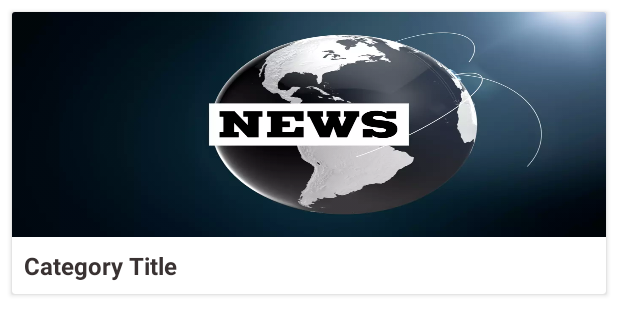
After one commit to itsamankrsingh/LiveTV, an Android app: the layout category_details_view.xml on its own in the app's theme, with its tools: preview values and no code run, on a phone screen of 412 x 824 dp. The commit adds this screen. Shown: the top 335 px of the screen. Run offline under Robolectric (Android 15) with nearby library versions, the phone set to English and light mode, and no system bars; network calls fail.

Commit message:
Category Details Added

```diff
--- a/app/src/main/java/com/itsamankrsingh/livetvapp/MainActivity.java
+++ b/app/src/main/java/com/itsamankrsingh/livetvapp/MainActivity.java
@@ -1,6 +1,7 @@
 package com.itsamankrsingh.livetvapp;
 
 import static com.itsamankrsingh.livetvapp.Constants.ALL_CHANNELS_URL;
+import static com.itsamankrsingh.livetvapp.Constants.CATEGORY_TYPE;
 import static com.itsamankrsingh.livetvapp.Constants.ENTERTAINMENT_CHANNELS_URL;
 import static com.itsamankrsingh.livetvapp.Constants.NEWS_CHANNELS_URL;
 import static com.itsamankrsingh.livetvapp.Constants.SPORTS_CHANNELS_URL;
@@ -178,7 +179,7 @@ public class MainActivity extends AppCompatActivity implements NavigationView.On
         sportsChannelList = findViewById(R.id.sports_channel_list);
         sportsChannels = new ArrayList<>();
         sportsChannelList.setLayoutManager(new LinearLayoutManager(this, LinearLayoutManager.HORIZONTAL, false));
-        sportsChannelAdapter = new ChannelAdapter(sportsChannels, "category");
+        sportsChannelAdapter = new ChannelAdapter(sportsChannels, CATEGORY_TYPE);
         sportsChannelList.setAdapter(sportsChannelAdapter);
 
 
--- a/app/src/main/java/com/itsamankrsingh/livetvapp/models/Category.java
+++ b/app/src/main/java/com/itsamankrsingh/livetvapp/models/Category.java
@@ -1,6 +1,8 @@
 package com.itsamankrsingh.livetvapp.models;
 
-public class Category {
+import java.io.Serializable;
+
+public class Category implements Serializable {
     private int id;
     private String name;
     private String image_url;
--- /dev/null
+++ b/app/src/main/res/layout/category_details_view.xml
@@ -0,0 +1,53 @@
+<?xml version="1.0" encoding="utf-8"?>
+<androidx.constraintlayout.widget.ConstraintLayout xmlns:android="http://schemas.android.com/apk/res/android"
+    xmlns:app="http://schemas.android.com/apk/res-auto"
+    xmlns:tools="http://schemas.android.com/tools"
+    android:layout_width="match_parent"
+    android:layout_height="wrap_content">
+
+    <androidx.cardview.widget.CardView
+        android:layout_width="0dp"
+        android:layout_height="wrap_content"
+        android:layout_marginStart="8dp"
+        android:layout_marginTop="8dp"
+        android:layout_marginEnd="8dp"
+        android:layout_marginBottom="8dp"
+        app:layout_constraintBottom_toBottomOf="parent"
+        app:layout_constraintEnd_toEndOf="parent"
+        app:layout_constraintStart_toStartOf="parent"
+        app:layout_constraintTop_toTopOf="parent">
+
+        <androidx.constraintlayout.widget.ConstraintLayout
+            android:layout_width="match_parent"
+            android:layout_height="match_parent">
+
+            <ImageView
+                android:id="@+id/channelThumbnail"
+                android:layout_width="0dp"
+                android:layout_height="150dp"
+                android:scaleType="fitXY"
+                app:layout_constraintEnd_toEndOf="parent"
+                app:layout_constraintStart_toStartOf="parent"
+                app:layout_constraintTop_toTopOf="parent"
+                app:srcCompat="@drawable/news" />
+
+            <TextView
+                android:id="@+id/channelName"
+                android:layout_width="0dp"
+                android:layout_height="wrap_content"
+                android:layout_marginStart="8dp"
+                android:layout_marginTop="8dp"
+                android:layout_marginEnd="8dp"
+                android:layout_marginBottom="8dp"
+                android:text="Category Title"
+                android:textColor="#393232"
+                android:textSize="16sp"
+                android:textStyle="bold"
+                app:layout_constraintBottom_toBottomOf="parent"
+                app:layout_constraintEnd_toEndOf="@+id/channelThumbnail"
+                app:layout_constraintStart_toStartOf="@+id/channelThumbnail"
+                app:layout_constraintTop_toBottomOf="@+id/channelThumbnail" />
+        </androidx.constraintlayout.widget.ConstraintLayout>
+    </androidx.cardview.widget.CardView>
+
+</androidx.constraintlayout.widget.ConstraintLayout>
```
Also changed, not shown: app/src/main/AndroidManifest.xml (+7 -5 lines), app/src/main/java/com/itsamankrsingh/livetvapp/CategoryDetailsActivity.java (added, +104 -0 lines), app/src/main/java/com/itsamankrsingh/livetvapp/Constants.java (+11 -0 lines), app/src/main/java/com/itsamankrsingh/livetvapp/adapters/CategoryAdapter.java (+15 -3 lines), app/src/main/java/com/itsamankrsingh/livetvapp/adapters/ChannelAdapter.java (+8 -2 lines), app/src/main/res/layout/activity_category_details.xml (added, +17 -0 lines).
